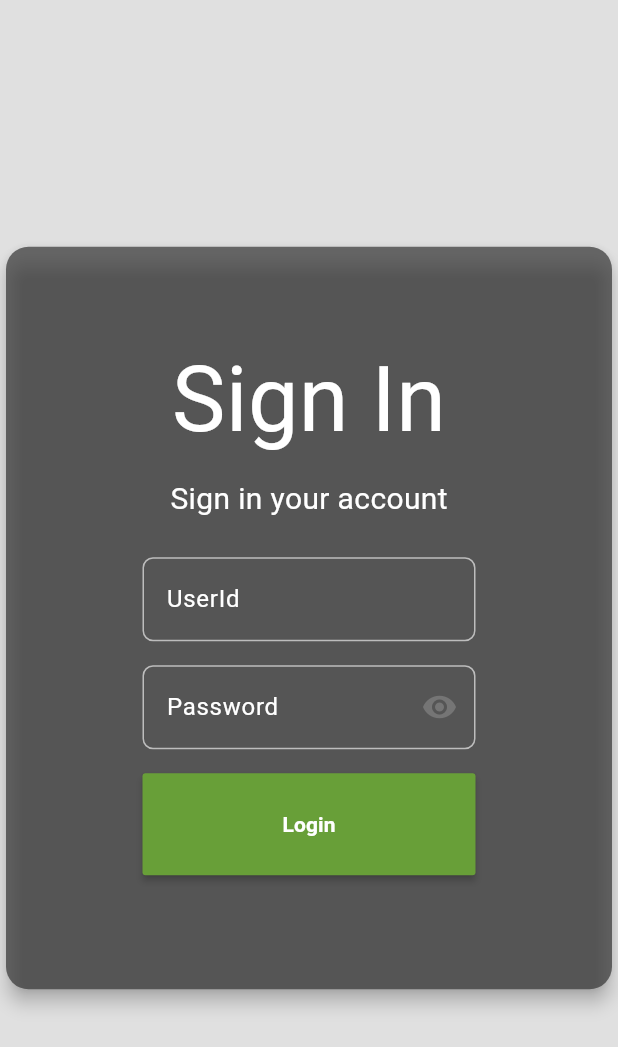
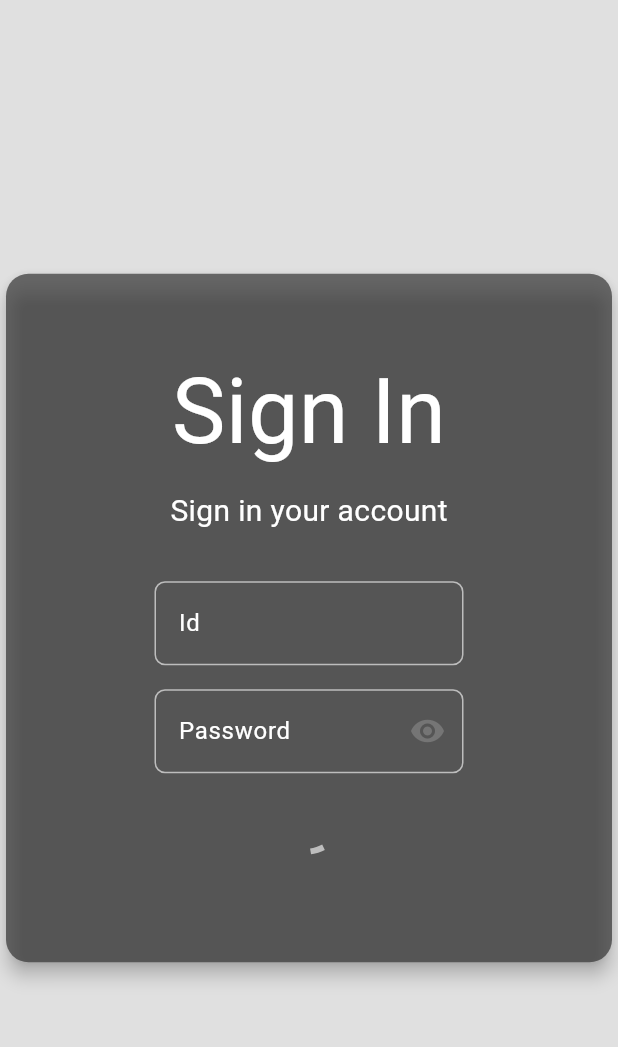
Before and after one commit to Kyusans/flutter-csdl-admin, a Flutter app: the screen it shows after launch, on a phone screen of 412 x 824 dp. Shown: the top 1047 px of the screen. Run offline on Flutter 3.47's test engine with Material 3 defaults, Android fonts, the phone set to English and light mode, and no system bars.

Commit message:
added login function

```diff
--- /dev/null
+++ b/lib/components/loading_spinner.dart
@@ -0,0 +1,12 @@
+import 'package:flutter/material.dart';
+
+class LoadingSpinner extends StatelessWidget {
+  const LoadingSpinner({Key? key}) : super(key: key);
+
+  @override
+  Widget build(BuildContext context) {
+    return const Center(
+      child: CircularProgressIndicator(),
+    );
+  }
+}
--- a/lib/components/myButton.dart
+++ b/lib/components/my_button.dart
@@ -22,11 +22,11 @@ class _MyButtonState extends State<MyButton> {
     return MaterialButton(
       color: Theme.of(context).colorScheme.inversePrimary,
       onPressed: widget.onPressed,
+      shape: RoundedRectangleBorder(
+        borderRadius: BorderRadius.circular(10),
+      ),
       child: Container(
         padding: EdgeInsets.all(widget.buttonSize),
-        decoration: BoxDecoration(
-          borderRadius: BorderRadius.circular(50),
-        ),
         child: Center(
           child: Text(
             widget.buttonText,
--- a/lib/pages/login_page.dart
+++ b/lib/pages/login_page.dart
@@ -1,11 +1,76 @@
+import 'dart:convert';
 import 'package:flutter/material.dart';
-import 'package:flutter_csdl_admin/components/myButton.dart';
+import 'package:flutter_csdl_admin/components/loading_spinner.dart';
+import 'package:flutter_csdl_admin/components/my_button.dart';
 import 'package:flutter_csdl_admin/components/my_textfield.dart';
+import 'package:flutter_csdl_admin/session_storage.dart';
+import 'package:http/http.dart' as http;
 
-class LoginPage extends StatelessWidget {
-  LoginPage({Key? key}) : super(key: key);
+class LoginPage extends StatefulWidget {
+  const LoginPage({Key? key}) : super(key: key);
+
+  @override
+  _LoginPageState createState() => _LoginPageState();
+}
+
+class _LoginPageState extends State<LoginPage> {
   final TextEditingController userIdController = TextEditingController();
   final TextEditingController passwordController = TextEditingController();
+  late ScaffoldMessengerState scaffoldMessenger = ScaffoldMessenger.of(context);
+  bool _isLoading = true;
+
+  void _login() async {
+    setState(() {
+      _isLoading = true;
+    });
+    try {
+      Map<String, String> jsonData = {
+        "userId": userIdController.text,
+        "password": passwordController.text,
+      };
+      Map<String, String> requestBody = {
+        "json": jsonEncode(jsonData),
+        "operation": "login"
+      };
+
+      var res = await http.post(
+        Uri.parse("${SessionStorage.url}admin.php"),
+        body: requestBody,
+      );
+
+      // print("res.body: " + res.body);
+
+      if (res.body != "0") {
+        // go to dashboard
+      } else {
+        scaffoldMessenger.showSnackBar(
+          const SnackBar(
+            content: Text(
+              "Invalid Id or password",
+              style: TextStyle(fontSize: 20),
+            ),
+            duration: Duration(seconds: 2),
+          ),
+        );
+      }
+    } catch (e) {
+      scaffoldMessenger.showSnackBar(
+        SnackBar(
+          content: Text(
+            "There was an unexpected error: $e",
+            style: const TextStyle(
+              fontSize: 10,
+            ),
+          ),
+          duration: const Duration(seconds: 3),
+        ),
+      );
+    } finally {
+      setState(() {
+        _isLoading = false;
+      });
+    }
+  }
 
   @override
   Widget build(BuildContext context) {
@@ -46,7 +111,7 @@ class LoginPage extends StatelessWidget {
                 ),
                 Expanded(
                   child: Padding(
-                    padding: const EdgeInsets.fromLTRB(650, 0, 50, 250),
+                    padding: const EdgeInsets.fromLTRB(650, 30, 50, 250),
                     child: _buildLoginSection(context),
                   ),
                 ),
@@ -70,7 +135,7 @@ class LoginPage extends StatelessWidget {
             borderRadius: BorderRadius.circular(15),
           ),
           child: Padding(
-            padding: const EdgeInsets.symmetric(vertical: 60, horizontal: 75),
+            padding: const EdgeInsets.symmetric(vertical: 50, horizontal: 75),
             child: Column(
               mainAxisAlignment: MainAxisAlignment.center,
               children: [
@@ -91,11 +156,11 @@ class LoginPage extends StatelessWidget {
                 ),
                 const SizedBox(height: 8),
                 Padding(
-                  padding: const EdgeInsets.all(16),
+                  padding: const EdgeInsets.all(24),
                   child: Column(
                     children: [
                       MyTextField(
-                        labelText: "UserId",
+                        labelText: "Id",
                         obscureText: false,
                         controller: userIdController,
                         icon: null,
@@ -108,13 +173,15 @@ class LoginPage extends StatelessWidget {
                         icon: null,
                       ),
                       const SizedBox(height: 16),
-                      MyButton(
-                        buttonText: "Login",
-                        buttonSize: 24,
-                        onPressed: () {
-                          print("print mo to");
-                        },
-                      ),
+                      _isLoading
+                          ? const LoadingSpinner()
+                          : MyButton(
+                              buttonText: "Login",
+                              buttonSize: 16,
+                              onPressed: () {
+                                _login();
+                              },
+                            ),
                     ],
                   ),
                 ),
--- /dev/null
+++ b/lib/session_storage.dart
@@ -0,0 +1,3 @@
+class SessionStorage {
+  static const String url = "http://localhost/csdl/api/";
+}
--- a/pubspec.yaml
+++ b/pubspec.yaml
@@ -30,6 +30,7 @@ environment:
 dependencies:
   flutter:
     sdk: flutter
+  http: ^1.1.0
 
 
   # The following adds the Cupertino Icons font to your application.
```
Also changed, not shown: pubspec.lock.
